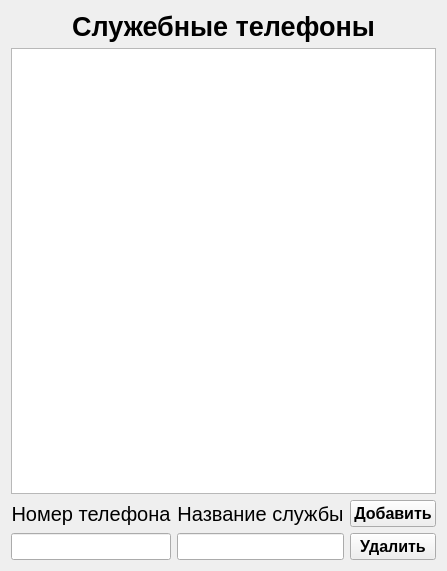
Yavlados/VKR, file officialtelephones.ui: the form before one commit.
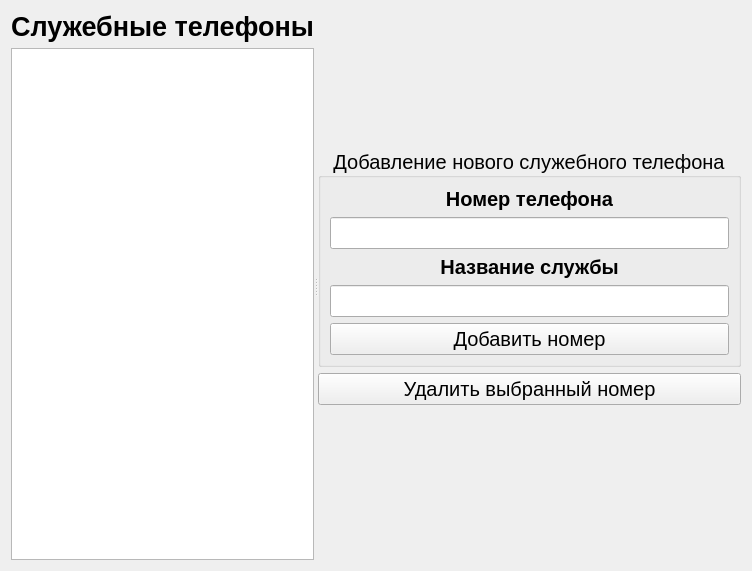
The form after the commit. Icons and pictures are not drawn.

```diff
--- a/officialtelephones.ui
+++ b/officialtelephones.ui
@@ -6,7 +6,7 @@
    <rect>
     <x>0</x>
     <y>0</y>
-    <width>446</width>
+    <width>744</width>
     <height>571</height>
    </rect>
   </property>
@@ -16,11 +16,22 @@
   <property name="autoFillBackground">
    <bool>true</bool>
   </property>
-  <layout class="QGridLayout" name="gridLayout">
+  <layout class="QGridLayout" name="gridLayout_2">
    <item row="0" column="0">
+    <widget class="QSplitter" name="splitter">
+     <property name="orientation">
+      <enum>Qt::Horizontal</enum>
+     </property>
+     <widget class="QWidget" name="">
     <layout class="QVBoxLayout" name="verticalLayout">
      <item>
       <widget class="QLabel" name="label">
+         <property name="sizePolicy">
+          <sizepolicy hsizetype="Expanding" vsizetype="Preferred">
+           <horstretch>0</horstretch>
+           <verstretch>0</verstretch>
+          </sizepolicy>
+         </property>
        <property name="font">
         <font>
          <family>Arial</family>
@@ -48,16 +59,51 @@
       </widget>
      </item>
     </layout>
-   </item>
-   <item row="1" column="0">
-    <layout class="QHBoxLayout" name="horizontalLayout">
-     <item>
+     </widget>
+     <widget class="QWidget" name="">
       <layout class="QVBoxLayout" name="verticalLayout_2">
        <item>
+        <spacer name="verticalSpacer">
+         <property name="orientation">
+          <enum>Qt::Vertical</enum>
+         </property>
+         <property name="sizeHint" stdset="0">
+          <size>
+           <width>409</width>
+           <height>145</height>
+          </size>
+         </property>
+        </spacer>
+       </item>
+       <item>
+        <widget class="QGroupBox" name="groupBox">
+         <property name="sizePolicy">
+          <sizepolicy hsizetype="Expanding" vsizetype="Preferred">
+           <horstretch>0</horstretch>
+           <verstretch>0</verstretch>
+          </sizepolicy>
+         </property>
+         <property name="font">
+          <font>
+           <pointsize>15</pointsize>
+           <weight>50</weight>
+           <italic>false</italic>
+           <bold>false</bold>
+          </font>
+         </property>
+         <property name="title">
+          <string>Добавление нового служебного телефона</string>
+         </property>
+         <property name="alignment">
+          <set>Qt::AlignCenter</set>
+         </property>
+         <layout class="QGridLayout" name="gridLayout">
+          <item row="0" column="0">
         <widget class="QLabel" name="label_2">
          <property name="font">
           <font>
-           <pointsize>15</pointsize>
+              <weight>75</weight>
+              <bold>true</bold>
           </font>
          </property>
          <property name="text">
@@ -68,24 +114,15 @@
          </property>
         </widget>
        </item>
-       <item>
-        <widget class="QLineEdit" name="le_tel_num">
-         <property name="font">
-          <font>
-           <pointsize>12</pointsize>
-          </font>
-         </property>
-        </widget>
-       </item>
-      </layout>
-     </item>
-     <item>
-      <layout class="QVBoxLayout" name="verticalLayout_3">
-       <item>
+          <item row="1" column="0">
+           <widget class="QLineEdit" name="le_set_num"/>
+          </item>
+          <item row="2" column="0">
         <widget class="QLabel" name="label_3">
          <property name="font">
           <font>
-           <pointsize>15</pointsize>
+              <weight>75</weight>
+              <bold>true</bold>
           </font>
          </property>
          <property name="text">
@@ -96,59 +133,63 @@
          </property>
         </widget>
        </item>
-       <item>
-        <widget class="QLineEdit" name="le_service_name">
-         <property name="font">
-          <font>
-           <pointsize>12</pointsize>
-          </font>
+          <item row="3" column="0">
+           <widget class="QLineEdit" name="le_set_name"/>
+          </item>
+          <item row="4" column="0">
+           <widget class="QPushButton" name="pb_add">
+            <property name="text">
+             <string>Добавить номер</string>
+            </property>
+            <property name="icon">
+             <iconset resource="resource.qrc">
+              <normaloff>:/new/prefix1/png/002-add-button-inside-black-circle.png</normaloff>:/new/prefix1/png/002-add-button-inside-black-circle.png</iconset>
          </property>
         </widget>
        </item>
       </layout>
+        </widget>
      </item>
      <item>
-      <layout class="QVBoxLayout" name="verticalLayout_4">
-       <item>
-        <widget class="QPushButton" name="pushButton">
+        <widget class="QPushButton" name="pb_del">
          <property name="sizePolicy">
-          <sizepolicy hsizetype="Minimum" vsizetype="Minimum">
+          <sizepolicy hsizetype="Expanding" vsizetype="Fixed">
            <horstretch>0</horstretch>
            <verstretch>0</verstretch>
           </sizepolicy>
          </property>
          <property name="font">
           <font>
-           <pointsize>12</pointsize>
-           <weight>75</weight>
-           <italic>false</italic>
-           <bold>true</bold>
+           <pointsize>15</pointsize>
           </font>
          </property>
          <property name="text">
-          <string>Добавить</string>
+          <string>Удалить выбранный номер</string>
+         </property>
+         <property name="icon">
+          <iconset resource="resource.qrc">
+           <normaloff>:/new/prefix1/png/004-rubbish-bin.png</normaloff>:/new/prefix1/png/004-rubbish-bin.png</iconset>
          </property>
         </widget>
        </item>
        <item>
-        <widget class="QPushButton" name="pushButton_2">
-         <property name="font">
-          <font>
-           <pointsize>12</pointsize>
-           <weight>75</weight>
-           <bold>true</bold>
-          </font>
+        <spacer name="verticalSpacer_2">
+         <property name="orientation">
+          <enum>Qt::Vertical</enum>
          </property>
-         <property name="text">
-          <string>Удалить</string>
+         <property name="sizeHint" stdset="0">
+          <size>
+           <width>20</width>
+           <height>163</height>
+          </size>
          </property>
-        </widget>
+        </spacer>
        </item>
       </layout>
-     </item>
-    </layout>
-   </item>
-  </layout>
+     </widget>
+    </widget>
+   </item>
+  </layout>
  </widget>
  <resources/>
  <connections/>
```
Left out of the diff: 7 changed lines with no effect on the pictures. Lines whose indentation alone changed are shown as unchanged.
